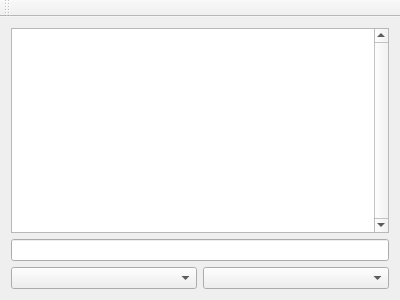
Qt form mainwindow.ui (agricola/irc-client2) before a commit.
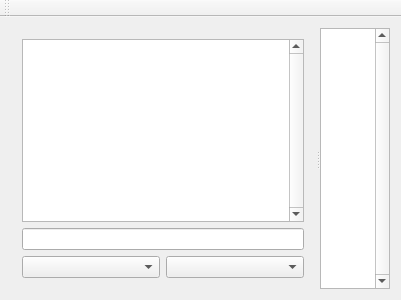
The same form after that commit.

```diff
--- a/mainwindow.ui
+++ b/mainwindow.ui
@@ -14,9 +14,48 @@
    <string>MainWindow</string>
   </property>
   <widget class="QWidget" name="centralWidget">
+   <property name="enabled">
+    <bool>true</bool>
+   </property>
+   <property name="sizePolicy">
+    <sizepolicy hsizetype="Expanding" vsizetype="Expanding">
+     <horstretch>0</horstretch>
+     <verstretch>0</verstretch>
+    </sizepolicy>
+   </property>
    <layout class="QVBoxLayout" name="verticalLayout">
     <item>
+     <widget class="QSplitter" name="splitter">
+      <property name="sizePolicy">
+       <sizepolicy hsizetype="Expanding" vsizetype="Expanding">
+        <horstretch>0</horstretch>
+        <verstretch>0</verstretch>
+       </sizepolicy>
+      </property>
+      <property name="orientation">
+       <enum>Qt::Horizontal</enum>
+      </property>
+      <property name="handleWidth">
+       <number>5</number>
+      </property>
+      <widget class="QWidget" name="layoutWidget">
+       <layout class="QVBoxLayout" name="verticalLayout_2">
+        <item>
+         <layout class="QHBoxLayout" name="horizontalLayout_2">
+          <item>
      <widget class="QTextBrowser" name="textBrowser">
+            <property name="sizePolicy">
+             <sizepolicy hsizetype="Expanding" vsizetype="Expanding">
+              <horstretch>3</horstretch>
+              <verstretch>0</verstretch>
+             </sizepolicy>
+            </property>
+            <property name="minimumSize">
+             <size>
+              <width>282</width>
+              <height>0</height>
+             </size>
+            </property>
       <property name="verticalScrollBarPolicy">
        <enum>Qt::ScrollBarAlwaysOn</enum>
       </property>
@@ -25,6 +64,8 @@
       </property>
      </widget>
     </item>
+         </layout>
+        </item>
     <item>
      <widget class="QLineEdit" name="lineEdit"/>
     </item>
@@ -37,6 +78,36 @@
        <widget class="QComboBox" name="channelCombo"/>
       </item>
      </layout>
+        </item>
+       </layout>
+      </widget>
+      <widget class="QTextBrowser" name="userBrowser">
+       <property name="sizePolicy">
+        <sizepolicy hsizetype="Preferred" vsizetype="Expanding">
+         <horstretch>0</horstretch>
+         <verstretch>0</verstretch>
+        </sizepolicy>
+       </property>
+       <property name="maximumSize">
+        <size>
+         <width>100</width>
+         <height>16777215</height>
+        </size>
+       </property>
+       <property name="baseSize">
+        <size>
+         <width>0</width>
+         <height>0</height>
+        </size>
+       </property>
+       <property name="verticalScrollBarPolicy">
+        <enum>Qt::ScrollBarAlwaysOn</enum>
+       </property>
+       <property name="horizontalScrollBarPolicy">
+        <enum>Qt::ScrollBarAsNeeded</enum>
+       </property>
+      </widget>
+     </widget>
     </item>
    </layout>
   </widget>
```
Lines whose indentation alone changed are shown as unchanged.
